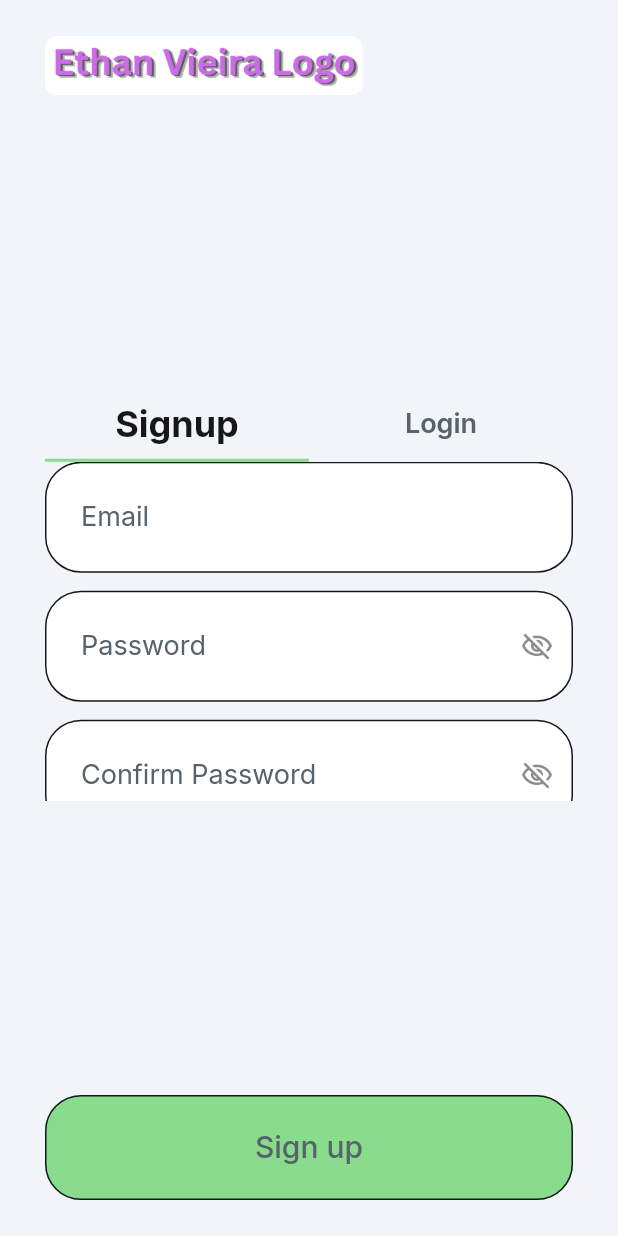
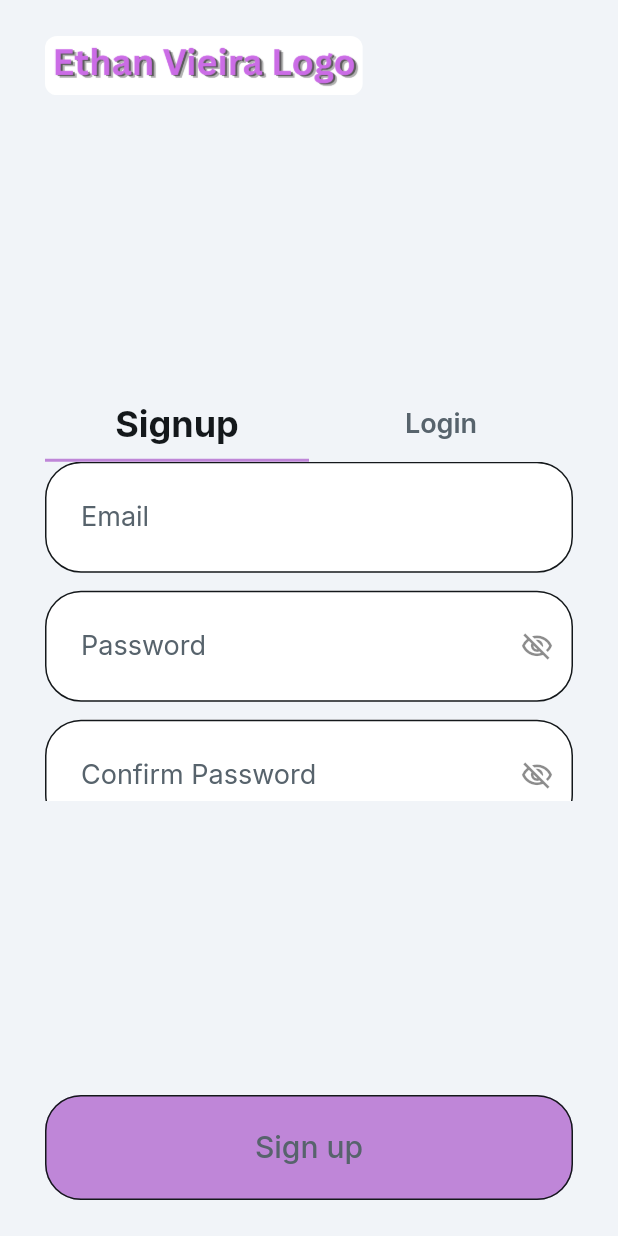
Before and after one commit to ethanvieira42/TodoApp-FlutterFlow, a Flutter app: the screen it shows after launch, on a phone screen of 412 x 824 dp. Run offline on Flutter 3.47's test engine with Material 3 defaults, Android fonts, the phone set to English and light mode, and no system bars; drawn by our look-alikes of auto_size_text; our stand-ins replace cloud_firestore, easy_debounce, file_picker, firebase_auth, firebase_core, firebase_storage and 13 more; missing offline and left inert: json_path, mime_type; accounts and stored records are empty.

Commit message:
Updating to latest FlutterFlow output.

```diff
--- a/lib/flutter_flow/flutter_flow_theme.dart
+++ b/lib/flutter_flow/flutter_flow_theme.dart
@@ -150,7 +150,7 @@ class LightModeTheme extends FlutterFlowTheme {
   @Deprecated('Use tertiary instead')
   Color get tertiaryColor => tertiary;
 
-  late Color primary = const Color(0xFF89DC8C);
+  late Color primary = const Color(0xFFBF86D8);
   late Color secondary = const Color(0xFF5794F2);
   late Color tertiary = const Color(0xFFEE8B60);
   late Color alternate = const Color(0xFFF5F5F5);
@@ -168,9 +168,9 @@ class LightModeTheme extends FlutterFlowTheme {
   late Color info = const Color(0xFFFFFFFF);
 
   late Color customColor1 = const Color(0xFF242424);
-  late Color customColor2 = const Color(0xFF89DC8C);
+  late Color customColor2 = const Color(0xFFB989DC);
   late Color blue = const Color(0xFF5794F2);
-  late Color green = const Color(0xFF89DC8C);
+  late Color green = const Color(0xFFDC89DB);
   late Color background = const Color(0xFFF5F5F5);
 }
 
```
